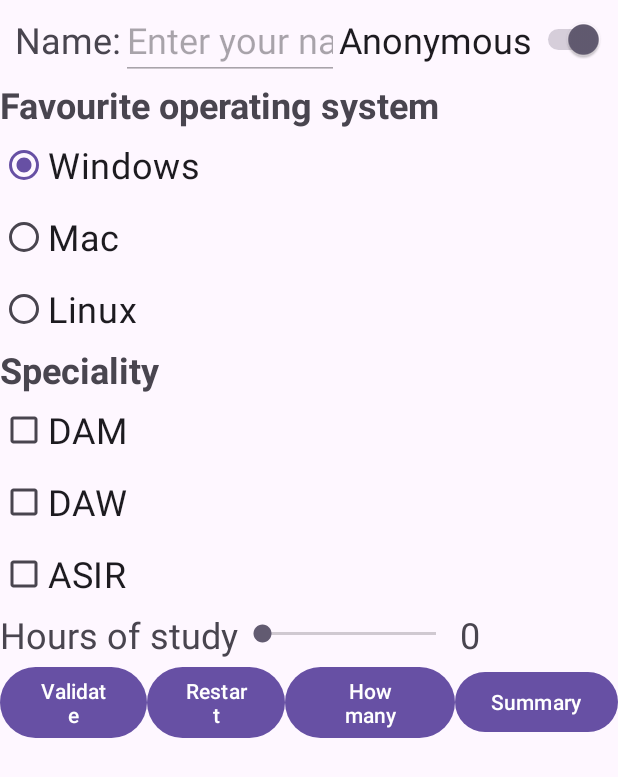
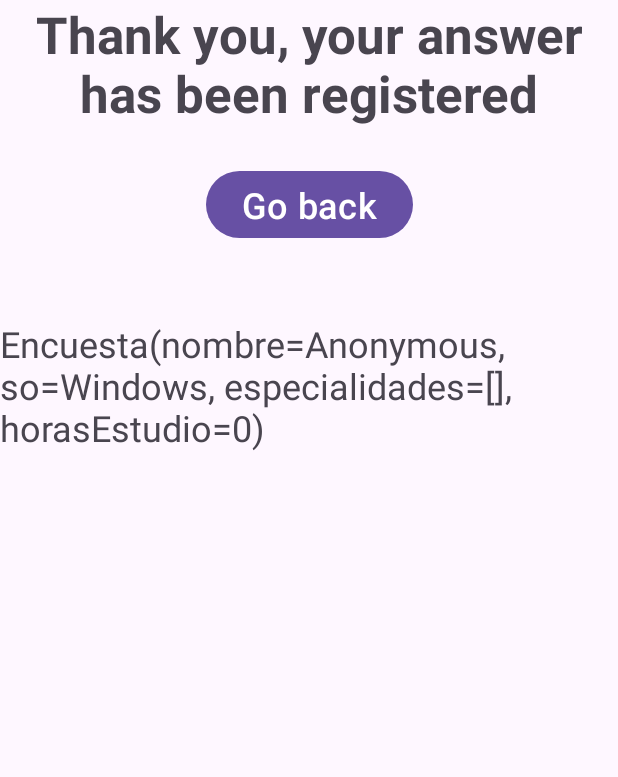
Before and after one commit to AlvaroR04/ACT8_PMDM_Alvaro_Romero, an Android app: the screen it shows after launch (MainActivity before the commit, Resumen after it), after a tap on "Validate", on a phone screen of 412 x 824 dp. Shown: the top 777 px of the screen. Run offline under Robolectric (Android 15) with nearby library versions, the phone set to English and light mode, and no system bars; 1 other tap on this screen came first.

Commit message:
Agregada la actividad de resumen

```diff
--- a/ACT8_Alvaro_Romero/app/src/main/AndroidManifest.xml
+++ b/ACT8_Alvaro_Romero/app/src/main/AndroidManifest.xml
@@ -13,6 +13,9 @@
         android:theme="@style/Theme.ACT8_Alvaro_Romero"
         tools:targetApi="31">
         <activity
+            android:name=".Resumen"
+            android:exported="false" />
+        <activity
             android:name=".MainActivity"
             android:exported="true">
             <intent-filter>
--- a/ACT8_Alvaro_Romero/app/src/main/java/com/alvaror04/act8_alvaro_romero/MainActivity.kt
+++ b/ACT8_Alvaro_Romero/app/src/main/java/com/alvaror04/act8_alvaro_romero/MainActivity.kt
@@ -1,8 +1,8 @@
 package com.alvaror04.act8_alvaro_romero
 
+import android.content.Intent
 import androidx.appcompat.app.AppCompatActivity
 import android.os.Bundle
-import android.widget.RadioButton
 import android.widget.SeekBar
 import android.widget.Toast
 import com.alvaror04.act8_alvaro_romero.databinding.ActivityMainBinding
@@ -53,21 +53,23 @@ class MainActivity : AppCompatActivity() {
             mostrarToast(participacion)
         }
 
-        binding.bResumen.setOnClickListener {
-            binding.tvResumen.text = ""
-
-            for(e in encuestas) {
-                binding.tvResumen.append(e.toString() + "\n")
-            }
-        }
+//        binding.bResumen.setOnClickListener {
+//            binding.tvResumen.text = ""
+//
+//            for(e in encuestas) {
+//                binding.tvResumen.append(e.toString() + "\n")
+//            }
+//        }
 
         binding.bValidar.setOnClickListener {
             if(binding.edNombre.text.isNotEmpty() || binding.swAnonimo.isChecked) {
                 var so = ""
+                var listaEcuestados = ""
                 val nombre = if(binding.swAnonimo.isChecked)
                     application.getString(R.string.anonymous) else
                     binding.edNombre.text.toString()
                 val especialidades = ArrayList<String>()
+                val abrirResumen = Intent(this, Resumen::class.java)
 
                 var i = 0
                 var estaSeleccionado = false
@@ -86,6 +88,15 @@ class MainActivity : AppCompatActivity() {
                 encuestas.add (
                     Encuesta(nombre, so, especialidades, binding.sbHoras.progress)
                 )
+
+                for(e in encuestas) {
+                    listaEcuestados += "$e\n\n"
+                }
+
+                abrirResumen.putExtra("encuestados", listaEcuestados)
+                startActivity(abrirResumen)
+            } else {
+                mostrarToast(application.getString(R.string.err_NoName))
             }
         }
     }
--- /dev/null
+++ b/ACT8_Alvaro_Romero/app/src/main/java/com/alvaror04/act8_alvaro_romero/Resumen.kt
@@ -0,0 +1,22 @@
+package com.alvaror04.act8_alvaro_romero
+
+import androidx.appcompat.app.AppCompatActivity
+import android.os.Bundle
+import com.alvaror04.act8_alvaro_romero.databinding.ActivityResumenBinding
+
+class Resumen : AppCompatActivity() {
+
+    lateinit var binding : ActivityResumenBinding
+
+    override fun onCreate(savedInstanceState: Bundle?) {
+        super.onCreate(savedInstanceState)
+        binding = ActivityResumenBinding.inflate(layoutInflater)
+        setContentView(binding.root)
+
+        binding.tvEncuestas.text = intent.getStringExtra("encuestados")
+
+        binding.bVolver.setOnClickListener {
+            finish()
+        }
+    }
+}
--- a/ACT8_Alvaro_Romero/app/src/main/res/layout/activity_main.xml
+++ b/ACT8_Alvaro_Romero/app/src/main/res/layout/activity_main.xml
@@ -192,27 +192,6 @@
             android:layout_weight="1"
             android:text="@string/how_many" />
 
-        <Button
-            android:id="@+id/b_Resumen"
-            android:layout_width="wrap_content"
-            android:layout_height="wrap_content"
-            android:text="@string/summary" />
-    </LinearLayout>
-
-    <LinearLayout
-        android:layout_width="0dp"
-        android:layout_height="0dp"
-        android:orientation="vertical"
-        app:layout_constraintBottom_toBottomOf="parent"
-        app:layout_constraintEnd_toEndOf="parent"
-        app:layout_constraintStart_toStartOf="parent"
-        app:layout_constraintTop_toBottomOf="@+id/linearLayout3">
-
-        <TextView
-            android:id="@+id/tv_Resumen"
-            android:layout_width="match_parent"
-            android:layout_height="match_parent"
-            android:textSize="24sp" />
     </LinearLayout>
 
 </androidx.constraintlayout.widget.ConstraintLayout>
--- /dev/null
+++ b/ACT8_Alvaro_Romero/app/src/main/res/layout/activity_resumen.xml
@@ -0,0 +1,54 @@
+<?xml version="1.0" encoding="utf-8"?>
+<androidx.constraintlayout.widget.ConstraintLayout xmlns:android="http://schemas.android.com/apk/res/android"
+    xmlns:app="http://schemas.android.com/apk/res-auto"
+    xmlns:tools="http://schemas.android.com/tools"
+    android:layout_width="match_parent"
+    android:layout_height="match_parent"
+    tools:context=".Resumen">
+
+    <TextView
+        android:id="@+id/textView5"
+        android:layout_width="wrap_content"
+        android:layout_height="wrap_content"
+        android:text="@string/thank_you"
+        android:textAlignment="center"
+        android:textSize="34sp"
+        android:textStyle="bold"
+        app:layout_constraintEnd_toEndOf="parent"
+        app:layout_constraintStart_toStartOf="parent"
+        app:layout_constraintTop_toTopOf="parent" />
+
+    <Button
+        android:id="@+id/b_Volver"
+        android:layout_width="wrap_content"
+        android:layout_height="wrap_content"
+        android:layout_marginTop="25dp"
+        android:text="@string/go_back"
+        android:textSize="24sp"
+        app:layout_constraintEnd_toEndOf="parent"
+        app:layout_constraintStart_toStartOf="parent"
+        app:layout_constraintTop_toBottomOf="@+id/textView5" />
+
+    <ScrollView
+        android:layout_width="0dp"
+        android:layout_height="0dp"
+        android:layout_marginTop="50dp"
+        app:layout_constraintBottom_toBottomOf="parent"
+        app:layout_constraintEnd_toEndOf="parent"
+        app:layout_constraintStart_toStartOf="parent"
+        app:layout_constraintTop_toBottomOf="@+id/b_Volver">
+
+        <LinearLayout
+            android:layout_width="match_parent"
+            android:layout_height="wrap_content"
+            android:orientation="vertical">
+
+            <TextView
+                android:id="@+id/tv_Encuestas"
+                android:layout_width="match_parent"
+                android:layout_height="wrap_content"
+                android:textSize="24sp" />
+        </LinearLayout>
+    </ScrollView>
+
+</androidx.constraintlayout.widget.ConstraintLayout>
--- a/ACT8_Alvaro_Romero/app/src/main/res/values/strings.xml
+++ b/ACT8_Alvaro_Romero/app/src/main/res/values/strings.xml
@@ -12,4 +12,7 @@
     <string name="summary">Summary</string>
     <string name="person_participated">person has participated</string>
     <string name="people_participated">people have participated</string>
+    <string name="thank_you">Thank you, your answer has been registered</string>
+    <string name="go_back">Go back</string>
+    <string name="err_NoName">Provide your name, or, at least, check the anonymous swich</string>
 </resources>
```
Also changed, not shown: 1 other file.
